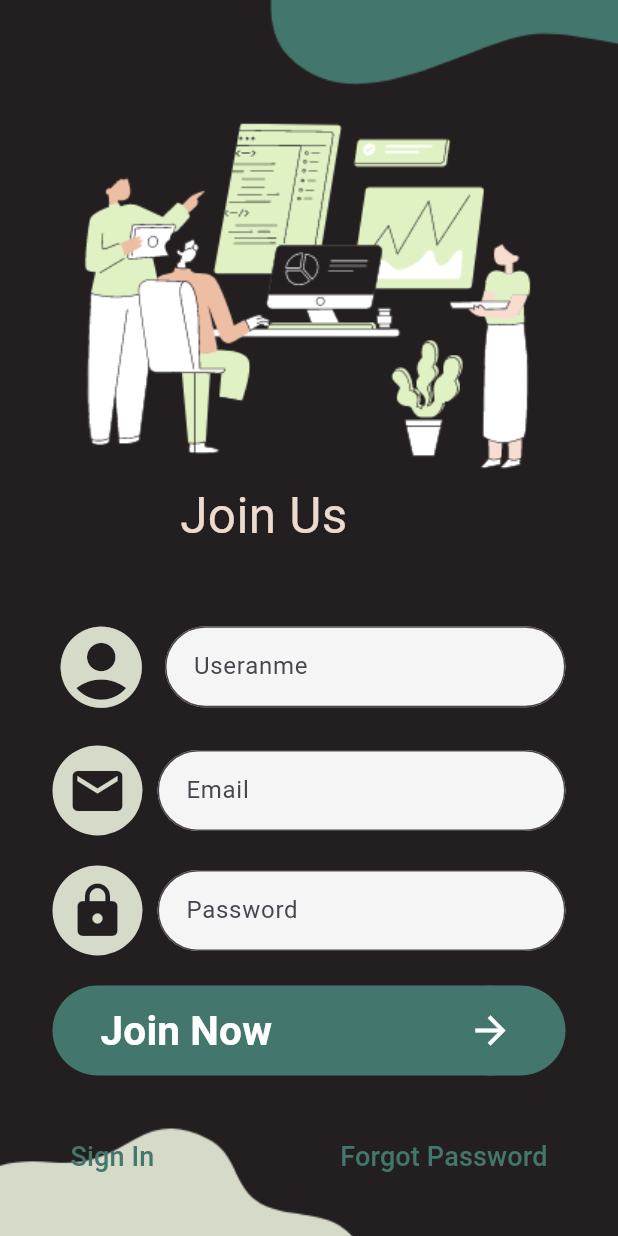
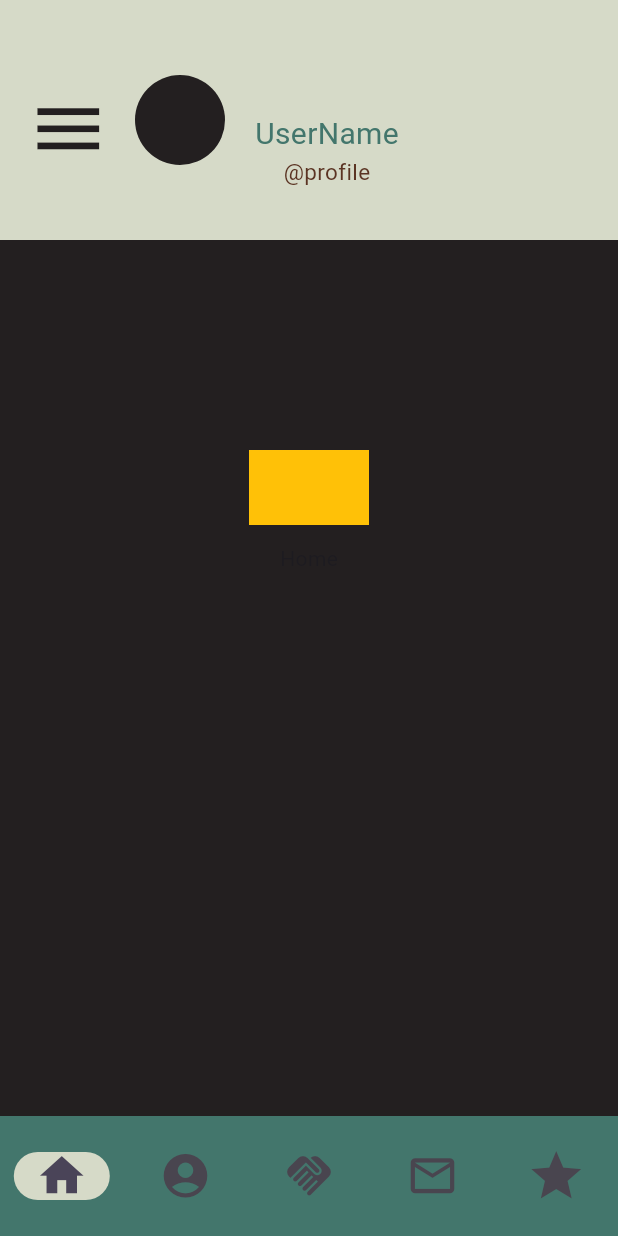
Before and after one commit to ARTISTART367/Collaborations, a Flutter app: the MyRegister screen opened by its route, after a tap on the "arrow forward" icon, on a phone screen of 412 x 824 dp. Run offline on Flutter 3.47's test engine with Material 3 defaults, Android fonts, the phone set to English and light mode, and no system bars.

Commit message:
integrated the things yall sent

```diff
--- /dev/null
+++ b/lib/components/bottom_nav_bar.dart
@@ -0,0 +1,70 @@
+import 'package:flutter/material.dart';
+
+class Bottom_nav extends StatefulWidget {
+  const Bottom_nav({Key? key}) : super(key: key);
+
+  @override
+  _nav createState() =>  _nav();
+}
+
+class _nav extends State<Bottom_nav> {
+  int currentPageIndex = 0;
+
+  @override
+  Widget build(BuildContext context) {
+    return Container(
+      child: Scaffold(
+        backgroundColor: Colors.transparent,
+        bottomNavigationBar: NavigationBar(
+          labelBehavior: NavigationDestinationLabelBehavior.alwaysHide,
+          selectedIndex: currentPageIndex,
+          backgroundColor: const Color(0xff43766C),
+          indicatorColor: const Color(0xffD6DAC8),
+          onDestinationSelected: (int index) {
+            setState(() {
+              currentPageIndex = index;
+              switch(index){
+                case 0: Navigator.pushNamed(context, 'home');
+                break;
+                case 1: Navigator.pushNamed(context, 'home');
+                break;
+                case 2: Navigator.pushNamed(context, 'home');
+                break;
+                case 3: Navigator.pushNamed(context, 'home');
+                break;
+                case 4: Navigator.pushNamed(context, 'ranking');
+                break;
+
+              }
+              // pageRoute = label;
+            });
+          },
+          destinations: const <Widget>[
+
+            NavigationDestination(
+              icon: Icon(Icons.home_outlined,size:35,),
+              label: 'home',
+              selectedIcon: Icon(Icons.home,size:35,),
+            ),
+            NavigationDestination(
+              icon: Icon(Icons.account_circle,size:35,),
+              label: 'profile',
+            ),
+            NavigationDestination(
+                icon: Icon(Icons.handshake,size:35,), label: 'collaboration'),
+            NavigationDestination(
+              icon: Icon(Icons.mail_outline,
+              size:35,),
+              label: 'inbox',
+              selectedIcon: Icon(Icons.mail,
+                size:35,),
+            ),
+            NavigationDestination(
+                icon: Icon(Icons.star_purple500_outlined,size:40,), label: 'Ranking'),
+          ],
+        ),
+        body: const Center(child: Text('Home')),
+      ),
+    );
+  }
+}
--- /dev/null
+++ b/lib/components/user_top.dart
@@ -0,0 +1,64 @@
+import 'package:flutter/material.dart';
+
+class User_top extends StatefulWidget {
+  const User_top({Key? key}) : super(key: key);
+
+  @override
+  _top createState() =>  _top();
+}
+
+class _top extends State<User_top> {
+  int currentPageIndex = 0;
+
+  @override
+  Widget build(BuildContext context) {
+    return Container(
+      decoration: const BoxDecoration(
+        color: Color(0xffD6DAC8),
+      ),
+      height: 160
+      ,
+      width: 500,
+      child: Padding(
+        padding: EdgeInsets.symmetric(horizontal: 10),
+        child: Row(
+          children: [
+            CircleAvatar(
+              radius: 30,
+              backgroundColor: Color(0xffD6DAC8),
+              child: IconButton(
+                color: Color(0xff231F20),
+                onPressed: () {},
+                icon: Icon(
+                  Icons.menu,
+                  size: 55,
+                ),
+              ),
+            ),
+            SizedBox(width: 20),
+            CircleAvatar(
+              radius: 30,
+              backgroundColor: Color(0xff231F20),
+            ),
+            const Padding(
+              padding: EdgeInsets.only(top: 75, left: 20),
+              child: Column(
+                children: [
+                  Text(
+                    'UserName',
+                    style: TextStyle(color: Color(0xff43766C), fontSize: 20),
+                  ),
+                  Text(
+                    '@profile',
+                    style: TextStyle(color: Color(0xff5B3423), fontSize: 15),
+                    // textAlign: TextAlign.start,
+                  ),
+                ],
+              ),
+            ),
+          ],
+        ),
+      ),
+    );
+  }
+}
--- a/lib/main.dart
+++ b/lib/main.dart
@@ -1,6 +1,8 @@
 import 'package:flutter/material.dart';
-import 'login.dart';
-import 'register.dart';
+import 'pages/login.dart';
+import 'pages/register.dart';
+import 'pages/Home.dart';
+import 'pages/Ranking.dart';
 
 void main() {
   runApp(MaterialApp(
@@ -9,6 +11,8 @@ void main() {
     routes: {
       'register': (context) => MyRegister(),
       'login': (context) => MyLogin(),
+      'home':(context)=> HomeScreen(),
+      'ranking':(context)=>MyRank(),
     },
   ));
 }
--- /dev/null
+++ b/lib/pages/Home.dart
@@ -0,0 +1,42 @@
+import 'package:flutter/cupertino.dart';
+import 'package:flutter/material.dart';
+import '../components/bottom_nav_bar.dart' as bottomNav;
+import '../widgets/search_bar.dart' as search;
+import '../components/user_top.dart'as topProfile;
+
+class HomeScreen extends StatelessWidget {
+  @override
+  Widget build(BuildContext context) {
+    double screenWidth = MediaQuery.of(context).size.width;
+    return Container(
+      child: Scaffold(
+        backgroundColor: const Color(0xff231F20),
+        body: Scaffold(
+          backgroundColor: Colors.transparent,
+          body: Stack(
+            children: [
+              topProfile.User_top(),
+              Container(
+                child: Column(
+                  children: [
+                    Padding(
+                        padding: EdgeInsets.only(top: 300),
+                      child: Center(
+                          child:Container(
+                            color: Colors.amber,
+                            height: 50,
+                            width: 80,
+
+                        ))),
+                  ],
+                ),
+              ),
+              bottomNav.Bottom_nav(),
+
+            ],
+          ),
+        ),
+      ),
+    );
+  }
+}
--- a/lib/register.dart
+++ b/lib/pages/login.dart
@@ -1,13 +1,13 @@
 import 'package:flutter/material.dart';
 
-class MyRegister extends StatefulWidget {
-  const MyRegister({Key? key}) : super(key: key);
+class MyLogin extends StatefulWidget {
+  const MyLogin({Key? key}) : super(key: key);
 
   @override
-  _MyRegisterState createState() => _MyRegisterState();
+  _MyLoginState createState() => _MyLoginState();
 }
 
-class _MyRegisterState extends State<MyRegister> {
+class _MyLoginState extends State<MyLogin> {
   @override
   Widget build(BuildContext context) {
     return Container(
@@ -21,11 +21,11 @@ class _MyRegisterState extends State<MyRegister> {
         backgroundColor: Colors.transparent,
         body: Stack(
           children: [
-            Container(),
+            // Container(),
             Container(
               padding: EdgeInsets.only(left: 120, top: 320),
               child: Text(
-                'Join Us',
+                'Welcome',
                 style: TextStyle(color: Color(0xFFEDDACF), fontSize: 33),
               ),
             ),
@@ -41,38 +41,6 @@ class _MyRegisterState extends State<MyRegister> {
                       margin: EdgeInsets.only(left: 35, right: 35),
                       child: Column(
                         children: [
-                          Row(
-                            children: [
-                              Icon(
-                                // radius: 30,
-                                // backgroundColor: Color(0xff43766C),
-                                Icons.account_circle,
-                                color: Color(0xffD6DAC8),
-                                size: 65,
-
-                              ),
-                              SizedBox(width: 10),
-                              Expanded(
-                                child: TextField(
-                                  style: TextStyle(color: Colors.black),
-                                  decoration: InputDecoration(
-                                    fillColor: Colors.grey.shade100,
-                                    filled: true,
-                                    hintText: "Useranme",
-                                    isDense:true,  //Whether the InputDecorator.child is part of a dense form (i.e., uses less vertical space).
-                                    contentPadding: EdgeInsets.all(15),  //The padding for the input decoration's container.
-                                    border: OutlineInputBorder(
-                                      borderRadius: BorderRadius.circular(50),
-                                    ),
-                                  ),
-                                ),
-                              ),
-                            ],
-                          ),
-                          SizedBox(
-                            height: 20,
-                          ),
-
                           Row(
                             children: [
                               CircleAvatar(
@@ -112,11 +80,11 @@ class _MyRegisterState extends State<MyRegister> {
                               CircleAvatar(
                                 radius: 30,
                                 backgroundColor: Color(0xffD6DAC8),
-                                child: Icon(
-                                  Icons.lock,
-                                  color: Color(0xff231F20),
-                                  size: 40,
-                                ),
+                                  child: Icon(
+                                    Icons.lock,
+                                    color: Color(0xff231F20),
+                                    size: 40,
+                                  ),
 
                               ),
                               SizedBox(width: 10),
@@ -138,17 +106,18 @@ class _MyRegisterState extends State<MyRegister> {
                             ],
                           ),
                           SizedBox(
-                            height:20,
+                            height: 20,
                           ),
+
                           InkWell(
-                            onTap: () {}, // Handle your callback
-                            child:
-                            Container(
+                            onTap: () {
+                              Navigator.pushNamed(context, 'home');
+                            }, // Handle your callback
+                            child: Container(
                               decoration: BoxDecoration(
                                 borderRadius: BorderRadius.circular(50),
                                 color: Color(0xff43766C),
                               ),
-                              padding: EdgeInsets.only(left: 20,right: 20),
                               child:Row(
                                 mainAxisAlignment: MainAxisAlignment.spaceBetween,
                                 children: [
@@ -158,7 +127,7 @@ class _MyRegisterState extends State<MyRegister> {
                                       // Add your onPressed logic here
                                     },
                                     child: Text(
-                                      'Join Now',
+                                      'Sign in',
                                       style: TextStyle(
                                         fontSize: 27,
                                         fontWeight: FontWeight.w700,
@@ -172,7 +141,6 @@ class _MyRegisterState extends State<MyRegister> {
                                     backgroundColor: Color(0xff43766C),
                                     child: IconButton(
                                       color: Colors.white,
-
                                       onPressed: () {},
                                       icon: Icon(
                                         Icons.arrow_forward,
@@ -185,21 +153,21 @@ class _MyRegisterState extends State<MyRegister> {
                             ),
                           ),
                           SizedBox(
-                            height: 30,
+                            height: 40,
                           ),
                           Row(
                             mainAxisAlignment: MainAxisAlignment.spaceBetween,
                             children: [
                               TextButton(
                                 onPressed: () {
-                                  Navigator.pushNamed(context, 'login');
+                                  Navigator.pushNamed(context, 'register');
                                 },
                                 child: Text(
-                                  'Sign In',
+                                  'Sign Up',
                                   textAlign: TextAlign.left,
                                   style: TextStyle(
                                     decoration: TextDecoration.none,
-                                    color: Color(0xff43766C),
+                                    color: Color(0xFFEDDACF),
                                     fontSize: 18,
                                   ),
                                 ),
@@ -210,7 +178,7 @@ class _MyRegisterState extends State<MyRegister> {
                                   'Forgot Password',
                                   style: TextStyle(
                                     decoration: TextDecoration.none,
-                                    color: Color(0xff43766C),
+                                    color: Color(0xFFEDDACF),
                                     fontSize: 18,
                                   ),
                                 ),
--- a/lib/login.dart
+++ b/lib/pages/register.dart
@@ -1,13 +1,13 @@
 import 'package:flutter/material.dart';
 
-class MyLogin extends StatefulWidget {
-  const MyLogin({Key? key}) : super(key: key);
+class MyRegister extends StatefulWidget {
+  const MyRegister({Key? key}) : super(key: key);
 
   @override
-  _MyLoginState createState() => _MyLoginState();
+  _MyRegisterState createState() => _MyRegisterState();
 }
 
-class _MyLoginState extends State<MyLogin> {
+class _MyRegisterState extends State<MyRegister> {
   @override
   Widget build(BuildContext context) {
     return Container(
@@ -25,7 +25,7 @@ class _MyLoginState extends State<MyLogin> {
             Container(
               padding: EdgeInsets.only(left: 120, top: 320),
               child: Text(
-                'Welcome',
+                'Join Us',
                 style: TextStyle(color: Color(0xFFEDDACF), fontSize: 33),
               ),
             ),
@@ -41,6 +41,38 @@ class _MyLoginState extends State<MyLogin> {
                       margin: EdgeInsets.only(left: 35, right: 35),
                       child: Column(
                         children: [
+                          Row(
+                            children: [
+                              Icon(
+                                // radius: 30,
+                                // backgroundColor: Color(0xff43766C),
+                                Icons.account_circle,
+                                color: Color(0xffD6DAC8),
+                                size: 65,
+
+                              ),
+                              SizedBox(width: 10),
+                              Expanded(
+                                child: TextField(
+                                  style: TextStyle(color: Colors.black),
+                                  decoration: InputDecoration(
+                                    fillColor: Colors.grey.shade100,
+                                    filled: true,
+                                    hintText: "Useranme",
+                                    isDense:true,  //Whether the InputDecorator.child is part of a dense form (i.e., uses less vertical space).
+                                    contentPadding: EdgeInsets.all(15),  //The padding for the input decoration's container.
+                                    border: OutlineInputBorder(
+                                      borderRadius: BorderRadius.circular(50),
+                                    ),
+                                  ),
+                                ),
+                              ),
+                            ],
+                          ),
+                          SizedBox(
+                            height: 20,
+                          ),
+
                           Row(
                             children: [
                               CircleAvatar(
@@ -80,11 +112,11 @@ class _MyLoginState extends State<MyLogin> {
                               CircleAvatar(
                                 radius: 30,
                                 backgroundColor: Color(0xffD6DAC8),
-                                  child: Icon(
-                                    Icons.lock,
-                                    color: Color(0xff231F20),
-                                    size: 40,
-                                  ),
+                                child: Icon(
+                                  Icons.lock,
+                                  color: Color(0xff231F20),
+                                  size: 40,
+                                ),
 
                               ),
                               SizedBox(width: 10),
@@ -106,16 +138,17 @@ class _MyLoginState extends State<MyLogin> {
                             ],
                           ),
                           SizedBox(
-                            height: 20,
+                            height:20,
                           ),
-
                           InkWell(
                             onTap: () {}, // Handle your callback
-                            child: Container(
+                            child:
+                            Container(
                               decoration: BoxDecoration(
                                 borderRadius: BorderRadius.circular(50),
                                 color: Color(0xff43766C),
                               ),
+                              padding: EdgeInsets.only(left: 20,right: 20),
                               child:Row(
                                 mainAxisAlignment: MainAxisAlignment.spaceBetween,
                                 children: [
@@ -125,7 +158,7 @@ class _MyLoginState extends State<MyLogin> {
                                       // Add your onPressed logic here
                                     },
                                     child: Text(
-                                      'Sign in',
+                                      'Join Now',
                                       style: TextStyle(
                                         fontSize: 27,
                                         fontWeight: FontWeight.w700,
@@ -140,8 +173,10 @@ class _MyLoginState extends State<MyLogin> {
                                     child: IconButton(
                                       color: Colors.white,
 
-                                      onPressed: () {},
-                                      icon: Icon(
+                                      onPressed: () {
+                                          Navigator.pushNamed(context, 'home');
+                                      },
+                                      icon: const Icon(
                                         Icons.arrow_forward,
                                         size:30,
                                       ),
@@ -152,21 +187,21 @@ class _MyLoginState extends State<MyLogin> {
                             ),
                           ),
                           SizedBox(
-                            height: 40,
+                            height: 30,
                           ),
                           Row(
                             mainAxisAlignment: MainAxisAlignment.spaceBetween,
                             children: [
                               TextButton(
                                 onPressed: () {
-                                  Navigator.pushNamed(context, 'register');
+                                  Navigator.pushNamed(context, 'login');
                                 },
                                 child: Text(
-                                  'Sign Up',
+                                  'Sign In',
                                   textAlign: TextAlign.left,
                                   style: TextStyle(
                                     decoration: TextDecoration.none,
-                                    color: Color(0xFFEDDACF),
+                                    color: Color(0xff43766C),
                                     fontSize: 18,
                                   ),
                                 ),
@@ -177,7 +212,7 @@ class _MyLoginState extends State<MyLogin> {
                                   'Forgot Password',
                                   style: TextStyle(
                                     decoration: TextDecoration.none,
-                                    color: Color(0xFFEDDACF),
+                                    color: Color(0xff43766C),
                                     fontSize: 18,
                                   ),
                                 ),
```
Also changed, not shown: lib/components/inter_rank.dart (added, +33 -0 lines), lib/components/local_rank.dart (added, +33 -0 lines), lib/pages/Ranking.dart (added, +23 -0 lines), lib/widgets/category_card.dart (added, +61 -0 lines), lib/widgets/search_bar.dart (added, +28 -0 lines), assets/ranking (1).png (added).
